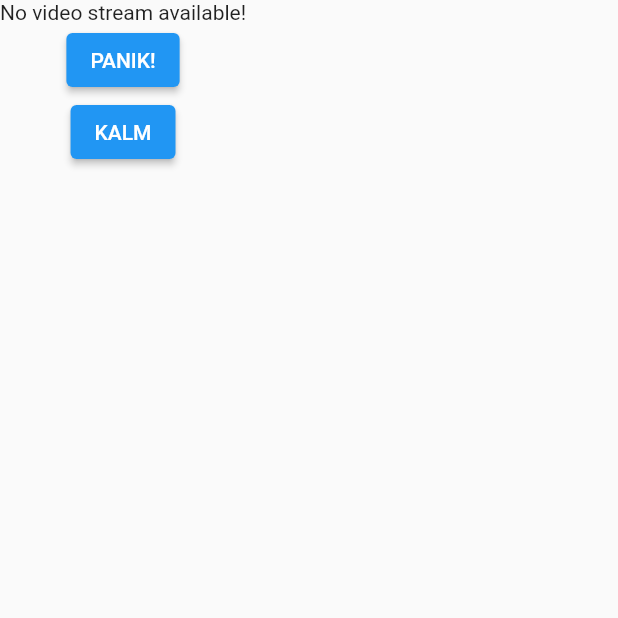
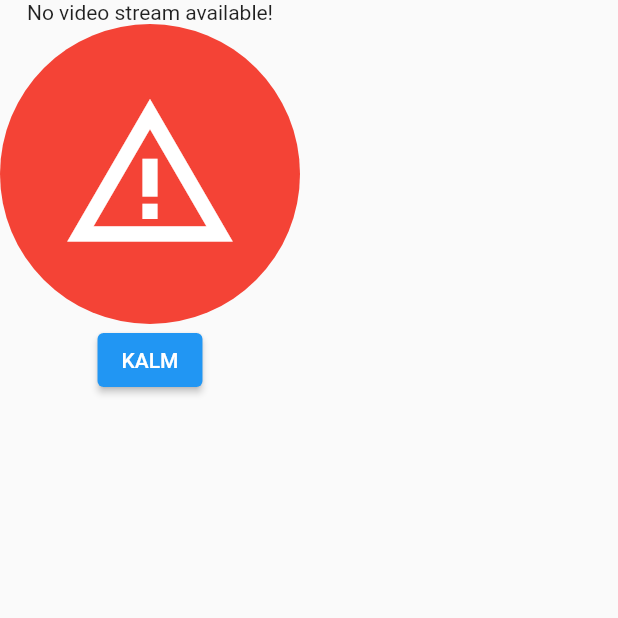
Before and after one commit to PawelRaciborski/octopanic, a Flutter app: the PrintControlRoute screen opened directly, on a phone screen of 412 x 824 dp, the top half of it. Run offline on Flutter 3.47's test engine with Material 2 defaults, Android fonts, the phone set to English and light mode, and no system bars; our stand-ins replace dio, flutter_mobx, flutter_secure_storage, get_it, mobx, retrofit and 1 more; accounts and stored records are empty; generated files the repository leaves out were written again; network calls fail.

Commit message:
Round panik button

```diff
--- a/lib/control/print_control_route.dart
+++ b/lib/control/print_control_route.dart
@@ -31,18 +31,51 @@ class _PrintControlRoute extends State<PrintControlRoute> {
                 ? const Center(
                     child: CircularProgressIndicator(),
                   )
-                : Column(
+                : SafeArea(
+                    child: Column(
                       children: [
                         _getVideoOutput(printControlStore.streamUrl),
-                      ElevatedButton(
-                        onPressed: () {},
-                        child: const Text("PANIK!"),
+                        ClipOval(
+                          child: Material(
+                            color: Colors.red, // Button color
+                            child: InkWell(
+                              splashColor: Colors.orange, // Splash color
+                              onLongPress: (){
+                                //TODO: pass action to store
+                              },
+                              onTap: () {
+                                ScaffoldMessenger.of(context).showSnackBar(
+                                  const SnackBar(
+                                    content: Text('Long press to panik!'),
+                                  ),
+                                );
+                              },
+                              // onLongPress: (){},
+                              child: const SizedBox(
+                                width: 200,
+                                height: 200,
+                                child: Padding(
+                                  padding: EdgeInsets.all(40.0),
+                                  child: Expanded(
+                                    child: FittedBox(
+                                      fit: BoxFit.fill,
+                                      child: Icon(
+                                        Icons.warning_amber,
+                                        color: Colors.white,
+                                      ),
+                                    ),
+                                  ),
+                                ),
+                              ),
+                            ),
+                          ),
                         ),
                         ElevatedButton(
                           onPressed: () {},
                           child: const Text("KALM"),
                         ),
                       ],
+                    ),
                   ),
           );
         });
```
Lines whose indentation alone changed are shown as unchanged.
